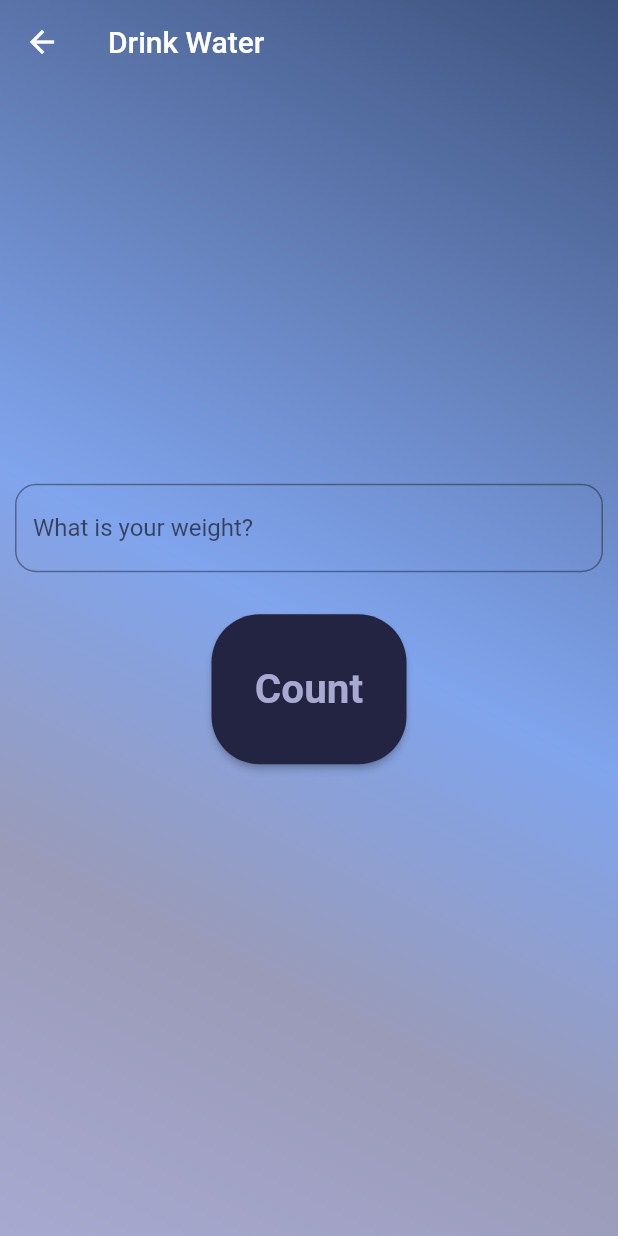
After one commit to Kvitusja/drink_water, a Flutter app: the AmountWaterCount screen opened directly, on a phone screen of 412 x 824 dp. The commit adds this screen. Run offline on Flutter 3.47's test engine with Material 2 defaults, Android fonts, the phone set to English and light mode, and no system bars; our stand-ins replace lottie; network calls fail.

Commit message:
second commit

```diff
--- a/lib/add_water_screen/radial_drink_widget.dart
+++ b/lib/add_water_screen/radial_drink_widget.dart
@@ -1,5 +1,5 @@
 import 'dart:math';
-import 'package:drink_water/add_water_screen/next_screen.dart';
+import 'package:drink_water/add_water_screen/track_water_drunk.dart';
 import 'package:flutter/material.dart';
 
 class RadialDrinkWidget extends StatefulWidget {
--- a/lib/add_water_screen/next_screen.dart
+++ b/lib/add_water_screen/track_water_drunk.dart
@@ -75,7 +75,6 @@ class TitlePageWidgetState extends State<NextScreenWidget> {
                                   const b = 0.15;
                                   var percent = (b / a);
                                   drinkValue.c = drinkValue.c + percent;
-                                  print(drinkValue.c);
                                 });
                               },
                               child: const Text(
@@ -108,7 +107,6 @@ class TitlePageWidgetState extends State<NextScreenWidget> {
                                 const b = 0.25;
                                 var percent = (b / a);
                                 drinkValue.c = drinkValue.c + percent;
-                                print(drinkValue.c);
                               });
                             },
                             child: const Text(
@@ -146,7 +144,6 @@ class TitlePageWidgetState extends State<NextScreenWidget> {
                                   const b = 0.5;
                                   var percent = (b / a);
                                   drinkValue.c = drinkValue.c + percent;
-                                  print(drinkValue.c);
                                 });
                               },
                               child: const Text(
@@ -179,7 +176,6 @@ class TitlePageWidgetState extends State<NextScreenWidget> {
                                   const b = 1;
                                   var percent = (b / a);
                                   drinkValue.c = drinkValue.c + percent;
-                                  print(drinkValue.c);
                                 });
                               },
                               child: const Text(
--- a/lib/title_screen/title_page_widget.dart
+++ b/lib/title_screen/title_page_widget.dart
@@ -1,4 +1,4 @@
-import 'package:drink_water/add_water_screen/next_screen.dart';
+import 'package:drink_water/add_water_screen/track_water_drunk.dart';
 import 'package:flutter/material.dart';
 
 import 'lottie_animation.dart';
--- /dev/null
+++ b/lib/water_amount_counter/water_amount_counter.dart
@@ -0,0 +1,91 @@
+import 'package:drink_water/add_water_screen/track_water_drunk.dart';
+import 'package:flutter/material.dart';
+
+class AmountWaterCount extends StatefulWidget {
+  const AmountWaterCount({Key? key}) : super(key: key);
+
+  @override
+  State<AmountWaterCount> createState() => _AmountWaterCountState();
+}
+
+class _AmountWaterCountState extends State<AmountWaterCount> {
+  TextEditingController myCountController = TextEditingController();
+
+
+
+  @override
+  Widget build(BuildContext context) {
+    return Scaffold(
+      extendBodyBehindAppBar: true,
+      appBar: AppBar(
+        backgroundColor: Colors.transparent,
+        title: const Text('Drink Water'),
+        elevation: 0,
+      ),
+      body: Container(
+        decoration: const BoxDecoration(
+          gradient: LinearGradient(
+            begin: Alignment.bottomLeft,
+            end: Alignment.topRight,
+            colors: [
+              Color(0xFFa7a9d1),
+              Color(0xFF9a9bb8),
+              Color(0xFF80a4ed),
+              Color(0xFF627db5),
+              Color(0xFF3c517d),
+            ],
+          ),
+        ),
+        child: Column(
+          mainAxisAlignment: MainAxisAlignment.center,
+          children: [
+            Padding(
+              padding: const EdgeInsets.fromLTRB(10.0, 8.0, 10.0, 8.0),
+              child: TextField(
+                controller: myCountController,
+                keyboardType: TextInputType.number,
+                decoration: const InputDecoration(
+                  hintText: 'What is your weight?',
+                  border: OutlineInputBorder(
+                    borderRadius: BorderRadius.all(
+                      Radius.circular(14.0),
+                    ),
+                  ),
+                ),
+              ),
+            ),
+            const SizedBox(
+              height: 20.0,
+            ),
+            SizedBox(
+              height: 100,
+              width: 130,
+              child: ElevatedButton(
+                style: ButtonStyle(
+                  shape: MaterialStateProperty.all<RoundedRectangleBorder>(
+                    RoundedRectangleBorder(
+                      borderRadius: BorderRadius.circular(32.0),
+                    ),
+                  ),
+                  backgroundColor: MaterialStateProperty.all(const Color(0xFF222442),),
+                ),
+                onPressed: () {
+                  Navigator.push(
+                      context,
+                      MaterialPageRoute(
+                          builder: (context) => const NextScreenWidget()));
+                },
+                child: const Text(
+                    style: TextStyle(
+                        color: Color(0xFFa7a9d1),
+                        fontSize: 27,
+                        fontWeight: FontWeight.w700),
+                    'Count'),
+              ),
+            )
+          ],
+        ),
+      ),
+    );
+  }
+}
```
